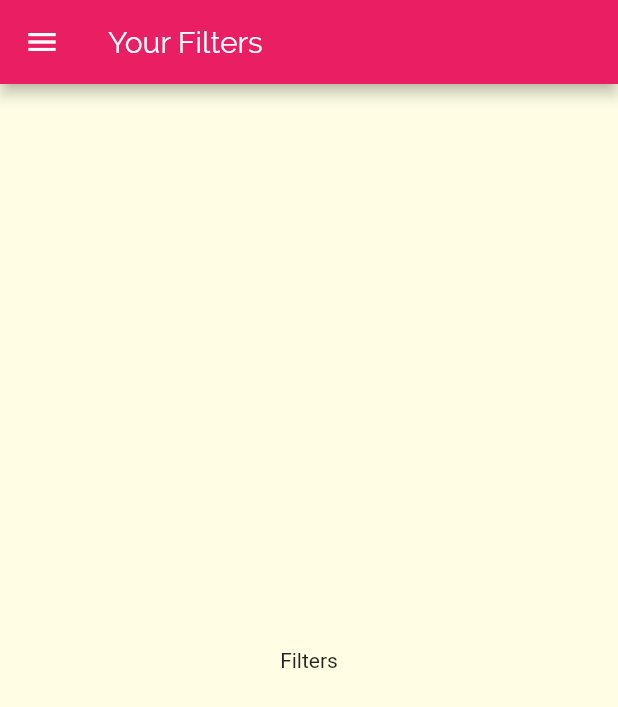
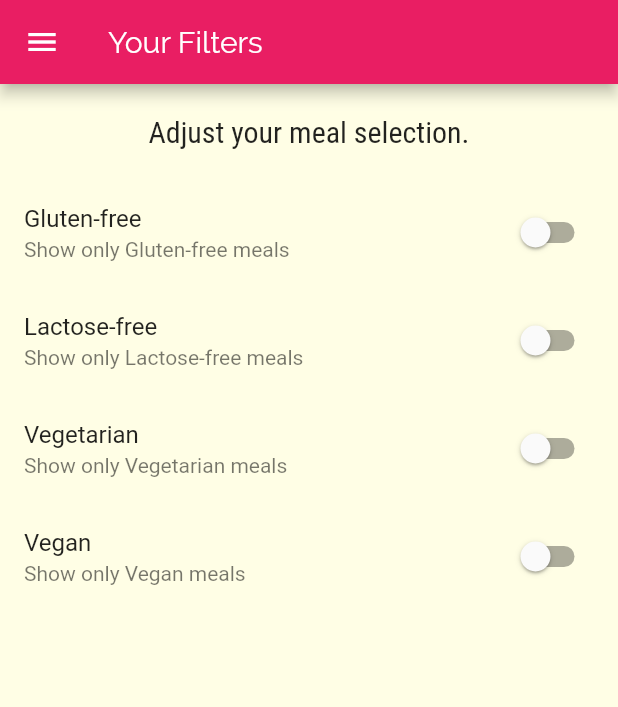
Before and after one commit to carlosalvarezm17/deli_meals, a Flutter app: the FilterScreen screen opened by its route, on a phone screen of 412 x 824 dp. Shown: the top 707 px of the screen. Run offline on Flutter 3.47's test engine with Material 2 defaults, Android fonts, the phone set to English and light mode, and no system bars.

Commit message:
Adding Filter Switches

```diff
--- a/lib/screens/filters_screen.dart
+++ b/lib/screens/filters_screen.dart
@@ -1,20 +1,94 @@
 import 'package:deli_meals/widgets/main_drawer.dart';
 import 'package:flutter/material.dart';
 
-class FilterScreen extends StatelessWidget {
+class FilterScreen extends StatefulWidget {
+  static const routeName = '/filters';
 
-  static const routeName = '/filters';
+  @override
+  _FilterScreenState createState() => _FilterScreenState();
+}
+
+class _FilterScreenState extends State<FilterScreen> {
+  bool _glutenFree = false;
+  bool _vegetarian = false;
+  bool _vegan = false;
+  bool _lactoseFree = false;
+
+  Widget _buildSwitchListTile(
+    String title,
+    String desc,
+    bool currentVal,
+    Function updateVal,
+  ) {
+    return SwitchListTile(
+      title: Text(title),
+      value: currentVal,
+      subtitle: Text(desc),
+      onChanged: updateVal,
+    );
+  }
 
   @override
   Widget build(BuildContext context) {
     return Scaffold(
-      appBar: AppBar(
-        title: Text('Your Filters'),
-      ),
-      drawer: MainDrawer(),
-      body: Center(
-        child: Text('Filters'),
-      ),
-    );
+        appBar: AppBar(
+          title: Text('Your Filters'),
+        ),
+        drawer: MainDrawer(),
+        body: Column(
+          children: <Widget>[
+            Container(
+              padding: EdgeInsets.all(20),
+              child: Text('Adjust your meal selection.',
+                  style: Theme.of(context).textTheme.title),
+            ),
+            Expanded(
+              child: ListView(
+                children: <Widget>[
+                  _buildSwitchListTile(
+                    'Gluten-free',
+                    'Show only Gluten-free meals',
+                    _glutenFree,
+                    (newVal) {
+                      setState(() {
+                        _glutenFree = newVal;
+                      });
+                    },
+                  ),
+                  _buildSwitchListTile(
+                    'Lactose-free',
+                    'Show only Lactose-free meals',
+                    _lactoseFree,
+                    (newVal) {
+                      setState(() {
+                        _lactoseFree = newVal;
+                      });
+                    },
+                  ),
+                  _buildSwitchListTile(
+                    'Vegetarian',
+                    'Show only Vegetarian meals',
+                    _vegetarian,
+                    (newVal) {
+                      setState(() {
+                        _vegetarian = newVal;
+                      });
+                    },
+                  ),
+                  _buildSwitchListTile(
+                    'Vegan',
+                    'Show only Vegan meals',
+                    _vegan,
+                    (newVal) {
+                      setState(() {
+                        _vegan = newVal;
+                      });
+                    },
+                  ),
+                ],
+              ),
+            )
+          ],
+        ));
   }
 }
```
